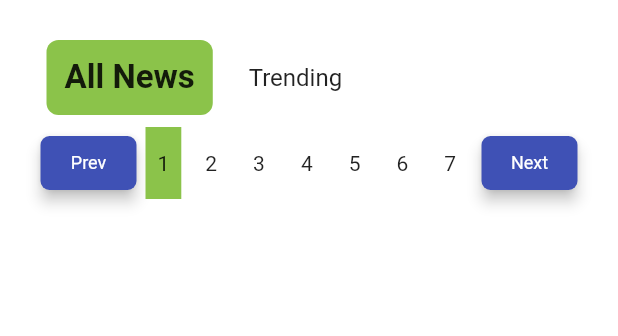
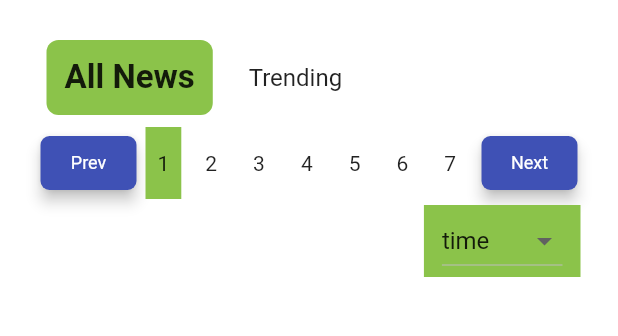
Before and after one commit to nbakh16/rest_api, a Flutter app: the screen it shows after launch, on a phone screen of 412 x 824 dp, the part 59-395 px from its top. Run offline on Flutter 3.47's test engine with Material 2 defaults, Android fonts, the phone set to English and light mode, and no system bars; our stand-ins replace shared_preferences.

```diff
--- a/lib/constants/vars.dart
+++ b/lib/constants/vars.dart
@@ -2,3 +2,9 @@ enum TabOptions {
   allNews,
   trending,
 }
+
+enum SortListOptions{
+  relevant,
+  popular,
+  time
+}
--- a/lib/view/home_view.dart
+++ b/lib/view/home_view.dart
@@ -17,6 +17,8 @@ class _HomeViewState extends State<HomeView> {
   var tabOptions = TabOptions.allNews;
   int totalPage = 8;
   int currentPageIndex = 0;
+
+  String defaultSort = SortListOptions.time.name;
 
   @override
   Widget build(BuildContext context) {
@@ -133,6 +135,24 @@ class _HomeViewState extends State<HomeView> {
                         ),
                       ],
                     ),
+                  ),
+                  tabOptions == TabOptions.trending ? Container() :
+                  Align(
+                    alignment: Alignment.topRight,
+                    child: Material(
+                      color: Theme.of(context).primaryColor,
+                      child: Padding(
+                        padding: const EdgeInsets.symmetric(horizontal: 12),
+                        child: DropdownButton(
+                          dropdownColor: Theme.of(context).primaryColor,
+                          value: defaultSort,
+                          items: dropDownItems,
+                          onChanged: (value) {
+
+                          }
+                        ),
+                      ),
+                    ),
                   )
                 ],
               ),
@@ -140,5 +160,25 @@ class _HomeViewState extends State<HomeView> {
         ),
       ),
     );
+
+  }
+
+
+  List<DropdownMenuItem<String>> get dropDownItems {
+    List<DropdownMenuItem<String>> menu = [
+      DropdownMenuItem(
+        value: SortListOptions.relevant.name,
+        child: Text(SortListOptions.relevant.name),
+      ),
+      DropdownMenuItem(
+        value: SortListOptions.popular.name,
+        child: Text(SortListOptions.popular.name),
+      ),
+      DropdownMenuItem(
+        value: SortListOptions.time.name,
+        child: Text(SortListOptions.time.name),
+      ),
+    ];
+    return menu;
   }
 }
```
